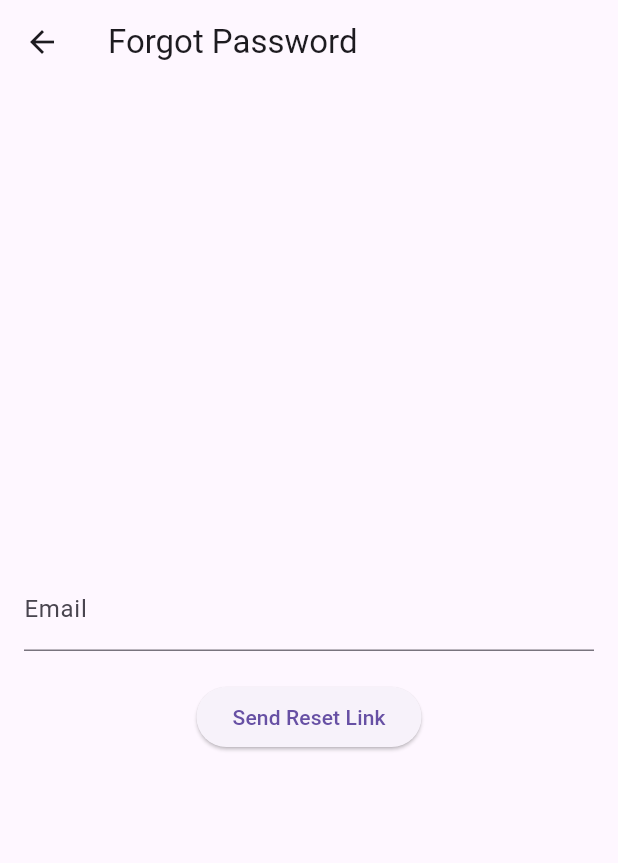
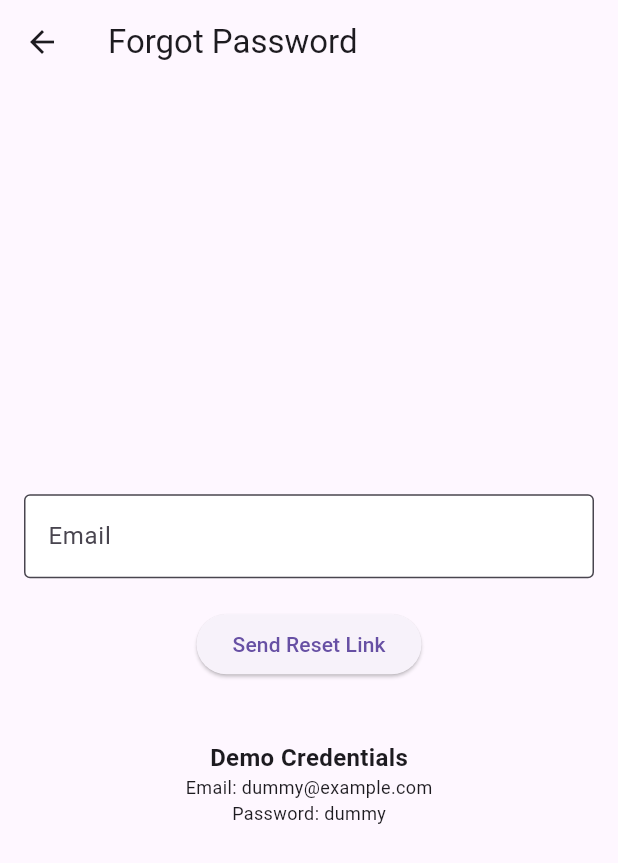
Before and after one commit to AkshayMobileApplicationEngineer/urbanShop, a Flutter app: the ForgotPasswordScreen screen opened directly, on a phone screen of 412 x 824 dp. Shown: the top 863 px of the screen. Run offline on Flutter 3.47's test engine with Material 3 defaults, Android fonts, the phone set to English and light mode, and no system bars; network calls fail.

Commit message:
otp completed

```diff
--- a/lib/view/forgot_password_screen.dart
+++ b/lib/view/forgot_password_screen.dart
@@ -3,6 +3,39 @@ import 'package:flutter/material.dart';
 class ForgotPasswordScreen extends StatelessWidget {
   final _formKey = GlobalKey<FormState>();
   late String _email;
+
+  void showOtpDialog(BuildContext context) {
+    final otpController = TextEditingController();
+    showDialog(
+      context: context,
+      builder: (context) {
+        return AlertDialog(
+          title: Text('Enter OTP'),
+          content: Column(
+            mainAxisSize: MainAxisSize.min,
+            children: [
+              TextField(
+                controller: otpController,
+                decoration: InputDecoration(
+                  labelText: 'OTP',
+                  border: OutlineInputBorder(),
+                ),
+              ),
+            ],
+          ),
+          actions: [
+            TextButton(
+              onPressed: () {
+                // Navigate to reset password screen here
+                Navigator.of(context).pop();
+              },
+              child: Text('Submit'),
+            ),
+          ],
+        );
+      },
+    );
+  }
 
   @override
   Widget build(BuildContext context) {
@@ -16,11 +49,17 @@ class ForgotPasswordScreen extends StatelessWidget {
             mainAxisAlignment: MainAxisAlignment.center,
             children: [
               TextFormField(
-                decoration: InputDecoration(labelText: 'Email'),
+                decoration: InputDecoration(
+                  labelText: 'Email',
+                  border: OutlineInputBorder(),
+                  filled: true,
+                  fillColor: Colors.white,
+                ),
                 validator: (value) {
                   if (value!.isEmpty) {
                     return 'Email is required';
                   }
+                  // Additional email format validation can be added here
                   return null;
                 },
                 onSaved: (value) => _email = value!,
@@ -33,13 +72,38 @@ class ForgotPasswordScreen extends StatelessWidget {
                     _formKey.currentState!.save();
                     // Implement your reset password logic here
                     print('Reset link sent to: $_email');
+
+                    // Show OTP dialog after sending the reset link
+                    showOtpDialog(context);
                   }
                 },
               ),
+              SizedBox(height: 20),
+              _dummyCredentials(),
             ],
           ),
         ),
       ),
     );
   }
+
+  Widget _dummyCredentials() {
+    return Column(
+      children: [
+        SizedBox(height: 20),
+        Text(
+          'Demo Credentials',
+          style: TextStyle(fontSize: 16, fontWeight: FontWeight.bold),
+        ),
+        Text(
+          'Email: dummy@example.com',
+          style: TextStyle(fontSize: 12),
+        ),
+        Text(
+          'Password: dummy',
+          style: TextStyle(fontSize: 12),
+        ),
+      ],
+    );
+  }
 }
```
